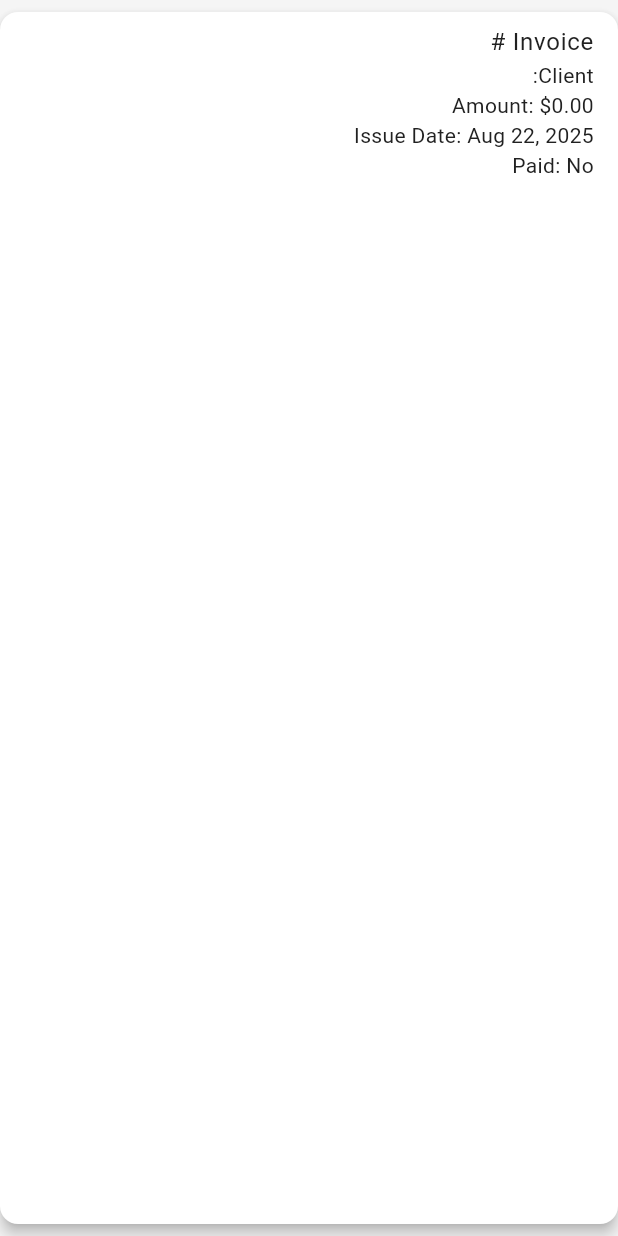
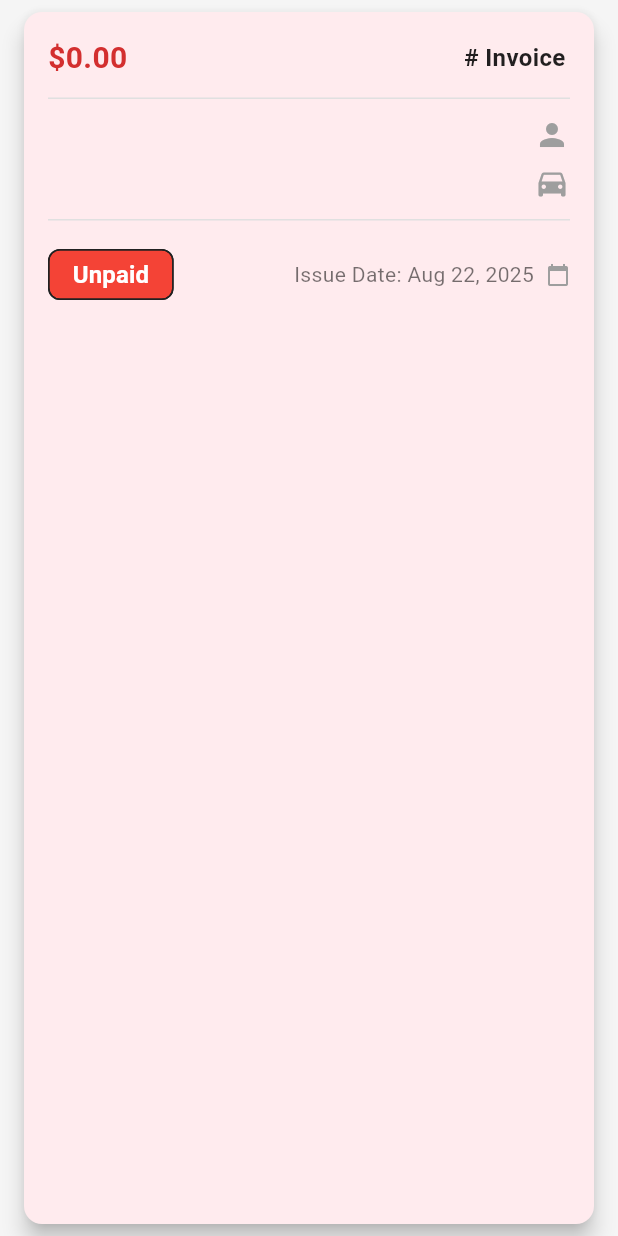
Before and after one commit to Abdalrahman1723/car-service-center-app, a Flutter app: the InvoiceCard widget shown alone on an empty page, opened directly with empty values, on a phone screen of 412 x 824 dp. Run offline on Flutter 3.47's test engine with Material 3 defaults, Android fonts, the phone set to English and light mode, and no system bars; our stand-ins replace cloud_firestore, device_preview, equatable, firebase_auth, firebase_core, firebase_messaging and 7 more; accounts and stored records are empty.

Commit message:
fix the client id issue

```diff
--- a/lib/modules/employee/invoice_management/presentation/widgets/invoice_card.dart
+++ b/lib/modules/employee/invoice_management/presentation/widgets/invoice_card.dart
@@ -3,10 +3,8 @@ import 'package:intl/intl.dart';
 import 'package:m_world/modules/employee/invoice_management/presentation/widgets/invoice_export_button.dart';
 import '../../../../../shared/models/invoice.dart';
 
-// Widget to display a single invoice in a card
 class InvoiceCard extends StatelessWidget {
   final Invoice invoice;
-
   final VoidCallback onTap;
   final String clientName;
 
@@ -20,15 +18,19 @@ class InvoiceCard extends StatelessWidget {
   @override
   Widget build(BuildContext context) {
     return Card(
-      color: Colors.white,
-      elevation: 4,
-      margin: const EdgeInsets.symmetric(vertical: 8.0),
-      child: ListTile(
+      color: invoice.isPaid ? Colors.green[50] : Colors.red[50],
+      elevation: 6,
+      shape: RoundedRectangleBorder(borderRadius: BorderRadius.circular(12)),
+      margin: const EdgeInsets.symmetric(vertical: 8.0, horizontal: 16.0),
+      child: InkWell(
         onTap: onTap,
         onLongPress: () async {
           await showDialog(
             context: context,
             builder: (ctx) => AlertDialog(
+              shape: RoundedRectangleBorder(
+                borderRadius: BorderRadius.circular(16),
+              ),
               title: const Text('Print Invoice'),
               content: const Text('Do you want to print/export this invoice?'),
               actions: [
@@ -41,17 +43,108 @@ class InvoiceCard extends StatelessWidget {
             ),
           );
         },
-        title: Text('Invoice #${invoice.clientId}'),
-        subtitle: Column(
+        child: Padding(
+          padding: const EdgeInsets.all(16.0),
+          child: Column(
             crossAxisAlignment: CrossAxisAlignment.start,
             children: [
-            Text('Client: $clientName'),
-            Text('Amount: \$${invoice.amount.toStringAsFixed(2)}'),
+              // Header Row for Invoice Number and Amount
+              Row(
+                mainAxisAlignment: MainAxisAlignment.spaceBetween,
+                children: [
+                  SelectableText(
+                    'Invoice #${invoice.clientId}',
+                    style: const TextStyle(
+                      fontWeight: FontWeight.bold,
+                      fontSize: 16,
+                      color: Colors.black87,
+                    ),
+                  ),
+                  Text(
+                    '\$${invoice.amount.toStringAsFixed(2)}',
+                    style: TextStyle(
+                      fontWeight: FontWeight.bold,
+                      fontSize: 20,
+                      color: invoice.isPaid
+                          ? Colors.green[700]
+                          : Colors.red[700],
+                    ),
+                  ),
+                ],
+              ),
+              const SizedBox(height: 12),
+              const Divider(height: 1),
+
+              // Client and Car details
+              const SizedBox(height: 12),
+              Row(
+                children: [
+                  const Icon(Icons.person, color: Colors.grey),
+                  const SizedBox(width: 8),
+                  Text(
+                    clientName,
+                    style: const TextStyle(
+                      fontSize: 16,
+                      fontWeight: FontWeight.w500,
+                    ),
+                  ),
+                ],
+              ),
+              const SizedBox(height: 8),
+              Row(
+                children: [
+                  const Icon(Icons.directions_car, color: Colors.grey),
+                  const SizedBox(width: 8),
+                  Text(
+                    invoice.selectedCar,
+                    style: const TextStyle(fontSize: 16, color: Colors.black54),
+                  ),
+                ],
+              ),
+
+              const SizedBox(height: 12),
+              const Divider(height: 1),
+
+              // Date and Paid Status
+              const SizedBox(height: 12),
+              Row(
+                mainAxisAlignment: MainAxisAlignment.spaceBetween,
+                children: [
+                  Row(
+                    children: [
+                      const Icon(
+                        Icons.calendar_today,
+                        size: 16,
+                        color: Colors.grey,
+                      ),
+                      const SizedBox(width: 8),
                       Text(
                         'Issue Date: ${DateFormat.yMMMd().format(invoice.issueDate).toString()}',
+                        style: const TextStyle(
+                          fontSize: 14,
+                          color: Colors.black54,
                         ),
-            Text('Paid: ${invoice.isPaid ? 'Yes' : 'No'}'),
+                      ),
                     ],
+                  ),
+                  Chip(
+                    label: Text(
+                      invoice.isPaid ? 'Paid' : 'Unpaid',
+                      style: const TextStyle(
+                        color: Colors.white,
+                        fontWeight: FontWeight.bold,
+                      ),
+                    ),
+                    backgroundColor: invoice.isPaid ? Colors.green : Colors.red,
+                    padding: const EdgeInsets.symmetric(
+                      horizontal: 8,
+                      vertical: 4,
+                    ),
+                  ),
+                ],
+              ),
+            ],
+          ),
         ),
       ),
     );
--- a/lib/modules/manager/features/manage_clients/data/datasources/client_datasource.dart
+++ b/lib/modules/manager/features/manage_clients/data/datasources/client_datasource.dart
@@ -18,7 +18,7 @@ class FirebaseClientDataSource implements ClientDataSource {
     // Store client data in Firestore 'clients' collection
     await _firestore
         .collection('clients')
-        .doc(DateTime.now().toString())
+        .doc(client.phoneNumber)
         .set(client.toMap());
   }
 
```
Lines whose indentation alone changed are shown as unchanged.
